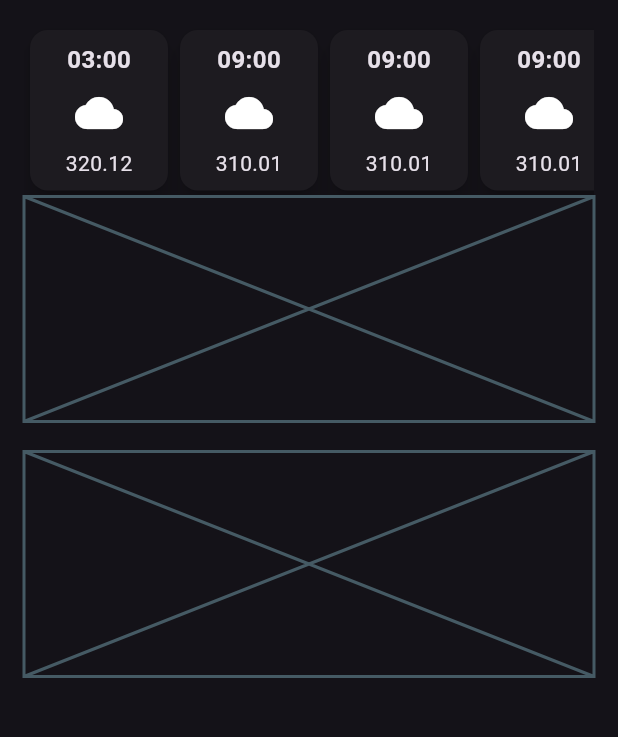
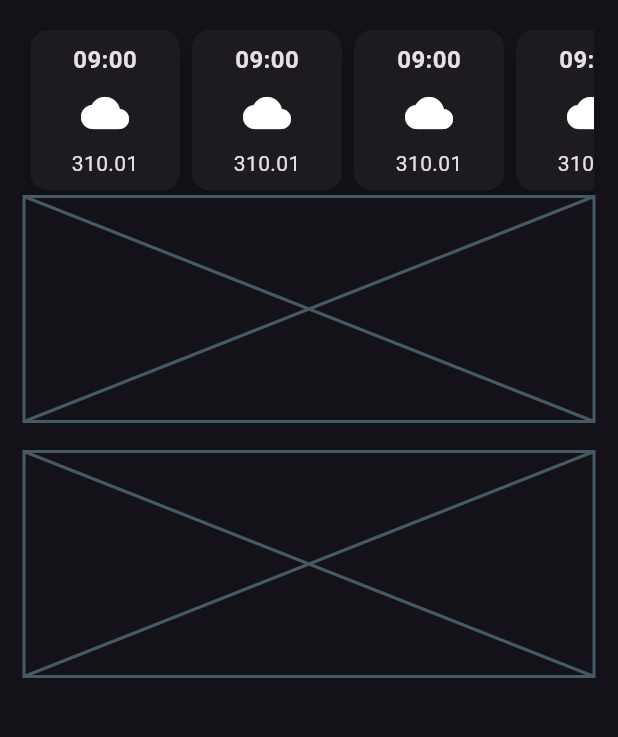
Before and after one commit to Chukwujekwu1/weather_app, a Flutter app: the screen it shows after launch, on a phone screen of 412 x 824 dp, the part 498-1235 px from its top. Run offline on Flutter 3.47's test engine with Material 2 defaults, Android fonts, the phone set to English and light mode, and no system bars.

Commit message:
optimized code for improve ment and the way forward

```diff
--- a/lib/weather_screen.dart
+++ b/lib/weather_screen.dart
@@ -90,53 +90,42 @@ class WeatherScreen extends StatelessWidget {
               ),
             ),
             const SizedBox(height: 16),
-            SingleChildScrollView(
+            //
+          const SingleChildScrollView(
               scrollDirection: Axis.horizontal,
               child: Row(
                 children: [
-                  SizedBox(
-                    width: 100,
-                    child: Card(
-                      elevation: 6,
-                      child: Container(
-                        padding: const EdgeInsets.all(8.0),
-                        width: 100,
-                        decoration: BoxDecoration(
-                          borderRadius: BorderRadius.circular(
-                            18,
-                          ),
-                        ),
-                        child: const Column(
-                          children: [
-                            Text(
-                              "03:00",
-                              style: TextStyle(
-                                fontSize: 16,
-                                fontWeight: FontWeight.bold,
-                              ),
-                            ),
-                            SizedBox(
-                              height: 8,
-                            ),
-                            Icon(
-                              Icons.cloud,
-                              size: 32,
-                            ),
-                            SizedBox(
-                              height: 8,
-                            ),
-                            Text("320.12")
+                  HourlyForcastItem(),
+                  HourlyForcastItem(),
+                  HourlyForcastItem(),
+                  HourlyForcastItem(),
+                  HourlyForcastItem(),
                 ],
               ),
             ),
+            const Placeholder(
+              fallbackHeight: 150,
+            ),
+            const SizedBox(
+              height: 20,
+            ),
+            // Additional information card
+            const Placeholder(
+              fallbackHeight: 150,
+            ),
+          ],
         ),
       ),
+    );
+  }
+}
 
-                  //2
+class HourlyForcastItem extends StatelessWidget {
+  const HourlyForcastItem({super.key});
 
-                  SizedBox(
-                    width: 100,
-                    child: Card(
+  @override
+  Widget build(BuildContext context) {
+    return Card(
       elevation: 6,
       child: Container(
         padding: const EdgeInsets.all(8.0),
@@ -169,138 +158,6 @@ class WeatherScreen extends StatelessWidget {
           ],
         ),
       ),
-                    ),
-                  ),
-                  //3
-                  SizedBox(
-                    width: 100,
-                    child: Card(
-                      elevation: 6,
-                      child: Container(
-                        padding: const EdgeInsets.all(8.0),
-                        width: 100,
-                        decoration: BoxDecoration(
-                          borderRadius: BorderRadius.circular(
-                            18,
-                          ),
-                        ),
-                        child: const Column(
-                          children: [
-                            Text(
-                              "09:00",
-                              style: TextStyle(
-                                fontSize: 16,
-                                fontWeight: FontWeight.bold,
-                              ),
-                            ),
-                            SizedBox(
-                              height: 8,
-                            ),
-                            Icon(
-                              Icons.cloud,
-                              size: 32,
-                            ),
-                            SizedBox(
-                              height: 8,
-                            ),
-                            Text("310.01")
-                          ],
-                        ),
-                      ),
-                    ),
-                  ),
-                  // 4
-                  SizedBox(
-                    width: 100,
-                    child: Card(
-                      elevation: 6,
-                      child: Container(
-                        padding: const EdgeInsets.all(8.0),
-                        width: 100,
-                        decoration: BoxDecoration(
-                          borderRadius: BorderRadius.circular(
-                            18,
-                          ),
-                        ),
-                        child: const Column(
-                          children: [
-                            Text(
-                              "09:00",
-                              style: TextStyle(
-                                fontSize: 16,
-                                fontWeight: FontWeight.bold,
-                              ),
-                            ),
-                            SizedBox(
-                              height: 8,
-                            ),
-                            Icon(
-                              Icons.cloud,
-                              size: 32,
-                            ),
-                            SizedBox(
-                              height: 8,
-                            ),
-                            Text("310.01")
-                          ],
-                        ),
-                      ),
-                    ),
-                  ),
-                  // 5
-                  SizedBox(
-                    width: 100,
-                    child: Card(
-                      elevation: 6,
-                      child: Container(
-                        padding: const EdgeInsets.all(8.0),
-                        width: 100,
-                        decoration: BoxDecoration(
-                          borderRadius: BorderRadius.circular(
-                            18,
-                          ),
-                        ),
-                        child: const Column(
-                          children: [
-                            Text(
-                              "09:00",
-                              style: TextStyle(
-                                fontSize: 16,
-                                fontWeight: FontWeight.bold,
-                              ),
-                            ),
-                            SizedBox(
-                              height: 8,
-                            ),
-                            Icon(
-                              Icons.cloud,
-                              size: 32,
-                            ),
-                            SizedBox(
-                              height: 8,
-                            ),
-                            Text("310.01")
-                          ],
-                        ),
-                      ),
-                    ),
-                  ),
-                ],
-              ),
-            ),
-            const Placeholder(
-              fallbackHeight: 150,
-            ),
-            const SizedBox(
-              height: 20,
-            ),
-            // Additional information card
-            const Placeholder(
-              fallbackHeight: 150,
-            ),
-          ],
-        ),
-      ),
     );
   }
 }
```
Lines whose indentation alone changed are shown as unchanged.
